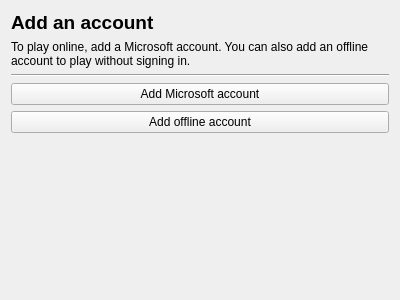
Above: launcher/ui/setupwizard/LoginWizardPage.ui from gingantic/PrismLauncher before the change. Below: the same form after it.
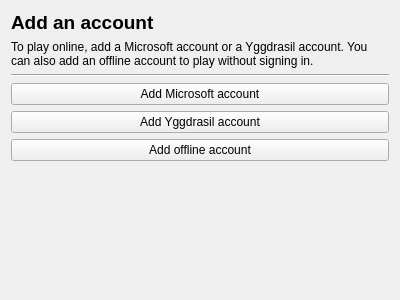
That is the form after the change.

Commit message: Added Yggdrasil auth support and UI, updated account/login flow and settings, and added docs plus authlib/cloudflared (ongoing) assets.

```diff
--- a/launcher/ui/setupwizard/LoginWizardPage.ui
+++ b/launcher/ui/setupwizard/LoginWizardPage.ui
@@ -30,7 +30,7 @@
    <item>
     <widget class="QLabel" name="label_2">
      <property name="text">
-      <string>To play online, add a Microsoft account. You can also add an offline account to play without signing in.</string>
+      <string>To play online, add a Microsoft account or a Yggdrasil account. You can also add an offline account to play without signing in.</string>
      </property>
      <property name="wordWrap">
       <bool>true</bool>
@@ -51,6 +51,13 @@
      </property>
     </widget>
    </item>
+   <item>
+    <widget class="QPushButton" name="pushButtonYggdrasil">
+     <property name="text">
+      <string>Add Yggdrasil account</string>
+     </property>
+    </widget>
+   </item>
    <item>
     <widget class="QPushButton" name="pushButtonOffline">
      <property name="text">
```
The commit also changes 32 other files.
